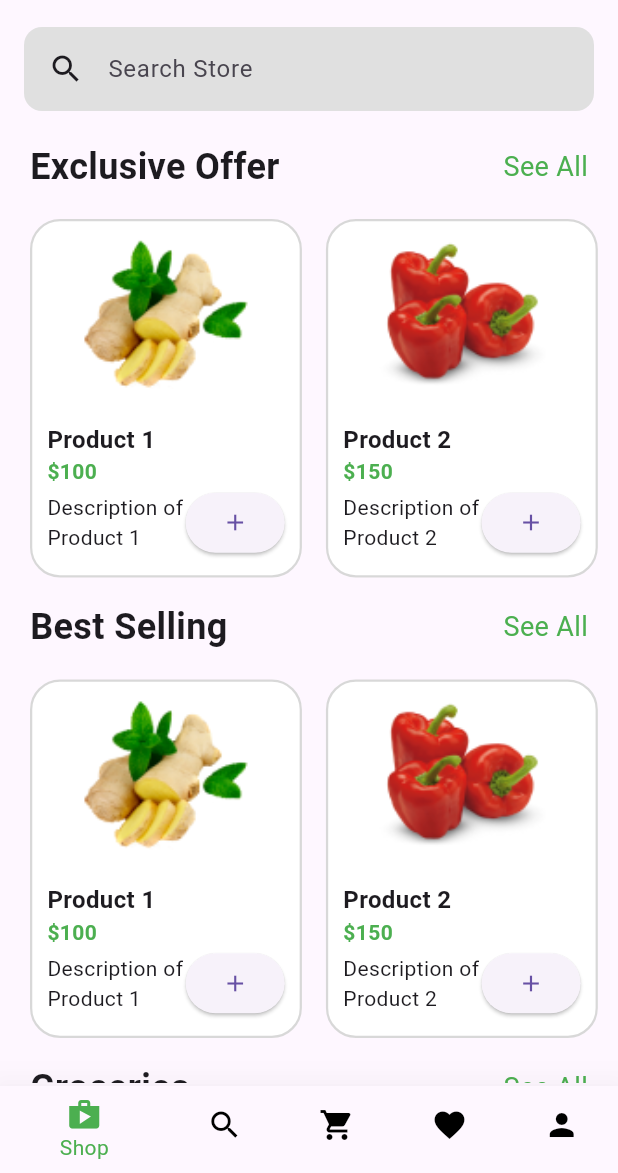
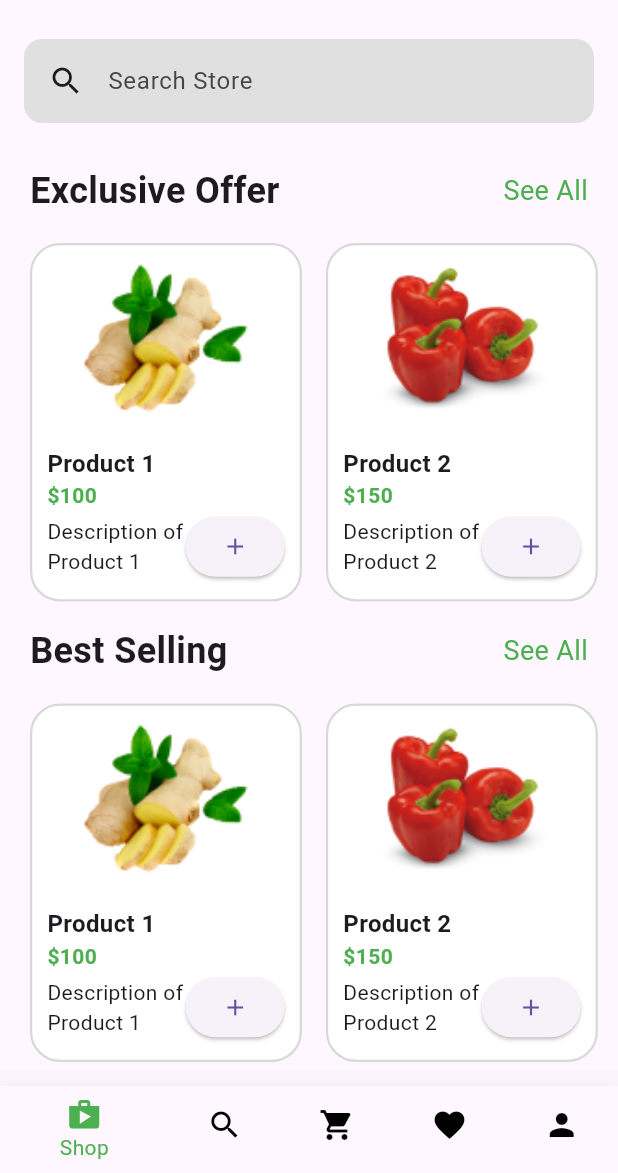
Before and after one commit to 1CL0UD/e_commerce_app, a Flutter app: the screen it shows after launch, on a phone screen of 412 x 824 dp, the part 63-1236 px from its top. Run offline on Flutter 3.47's test engine with Material 3 defaults, Android fonts, the phone set to English and light mode, and no system bars.

Commit message:
adjusted padding

```diff
--- a/lib/pages/shop_page.dart
+++ b/lib/pages/shop_page.dart
@@ -31,7 +31,7 @@ class ShopPage extends StatelessWidget {
         crossAxisAlignment: CrossAxisAlignment.stretch,
         children: [
           const Padding(
-            padding: EdgeInsets.symmetric(vertical: 4, horizontal: 16),
+            padding: EdgeInsets.symmetric(vertical: 12, horizontal: 16),
             child: SearchBarComponent(),
           ),
           Expanded(
```
